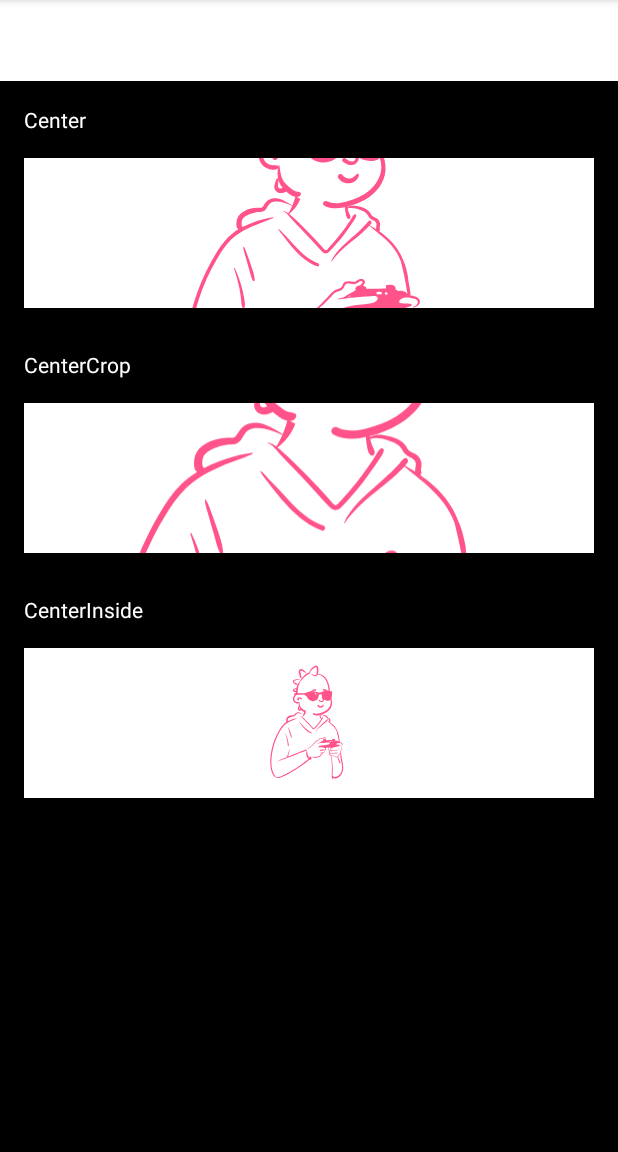
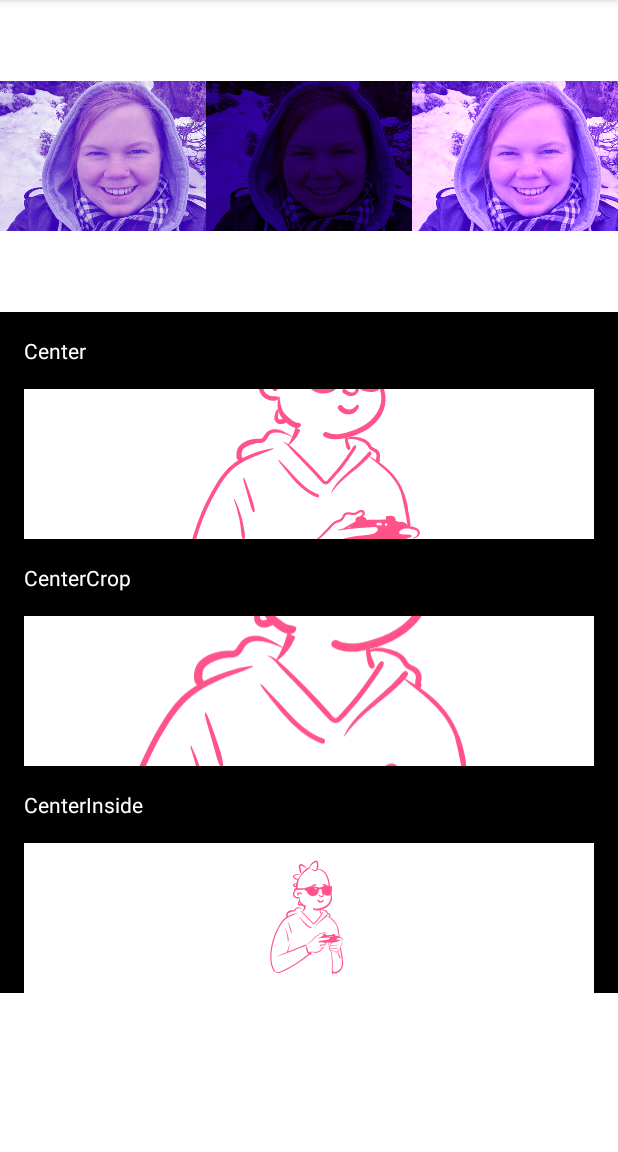
Before and after one commit to nimisaya/android-playground, an Android app: the screen it shows after launch (MainActivity), on a phone screen of 412 x 824 dp, the part 84-1236 px from its top. Run offline under Robolectric (Android 15) with nearby library versions, the phone set to English and light mode, and no system bars.

Commit message:
Add examples of ImageView TintMode

```diff
--- /dev/null
+++ b/ImagePlayground/app/src/main/java/com/nimisaya/imageplayground/LearnTintMode.kt
@@ -0,0 +1,16 @@
+package com.nimisaya.imageplayground
+
+import android.os.Bundle
+import androidx.fragment.app.Fragment
+import android.view.LayoutInflater
+import android.view.View
+import android.view.ViewGroup
+
+class LearnTintMode : Fragment() {
+    override fun onCreateView(
+        inflater: LayoutInflater, container: ViewGroup?,
+        savedInstanceState: Bundle?
+    ): View? {
+        return inflater.inflate(R.layout.fragment_learn_tint_mode, container, false)
+    }
+}
--- a/ImagePlayground/app/src/main/res/layout/activity_main.xml
+++ b/ImagePlayground/app/src/main/res/layout/activity_main.xml
@@ -11,12 +11,29 @@
         android:textColor="@color/white"
         android:textSize="16sp"
         android:padding="16dp"
+        android:text="@string/tint_mode_title"/>
+
+    <androidx.fragment.app.FragmentContainerView
+        android:name="com.nimisaya.imageplayground.LearnTintMode"
+        android:id="@+id/learntintmode"
+        android:layout_width="match_parent"
+        android:layout_height="wrap_content" />
+
+    <TextView
+        android:layout_width="match_parent"
+        android:layout_height="wrap_content"
+        android:textColor="@color/white"
+        android:textSize="16sp"
+        android:paddingStart="16dp"
+        android:paddingTop="32dp"
+        android:paddingEnd="16dp"
         android:text="@string/scale_type_title"/>
 
     <androidx.fragment.app.FragmentContainerView
-        android:id="@+id/fragment_container_view"
+        android:name="com.nimisaya.imageplayground.LearnScaleType"
+        android:id="@+id/learnscaletype"
         android:layout_width="match_parent"
-        android:layout_height="match_parent"
-        android:name="com.nimisaya.imageplayground.LearnScaleType" />
+        android:layout_height="wrap_content" />
+
 
 </LinearLayout>
--- a/ImagePlayground/app/src/main/res/layout/fragment_learn_scale_type.xml
+++ b/ImagePlayground/app/src/main/res/layout/fragment_learn_scale_type.xml
@@ -1,9 +1,10 @@
 <?xml version="1.0" encoding="utf-8"?>
-<LinearLayout xmlns:android="http://schemas.android.com/apk/res/android"
+<LinearLayout
+    xmlns:android="http://schemas.android.com/apk/res/android"
     xmlns:tools="http://schemas.android.com/tools"
+    xmlns:app="http://schemas.android.com/apk/res-auto"
     android:layout_width="match_parent"
     android:layout_height="match_parent"
-    xmlns:app="http://schemas.android.com/apk/res-auto"
     android:orientation="vertical"
     android:background="@color/black"
     tools:context=".LearnScaleType">
@@ -34,7 +35,6 @@
     <LinearLayout
         android:layout_width="match_parent"
         android:layout_height="wrap_content"
-        android:paddingTop="12dp"
         android:orientation="vertical">
 
         <TextView
@@ -58,7 +58,6 @@
     <LinearLayout
         android:layout_width="match_parent"
         android:layout_height="wrap_content"
-        android:paddingTop="12dp"
         android:orientation="vertical">
 
         <TextView
--- /dev/null
+++ b/ImagePlayground/app/src/main/res/layout/fragment_learn_tint_mode.xml
@@ -0,0 +1,42 @@
+<?xml version="1.0" encoding="utf-8"?>
+<LinearLayout xmlns:android="http://schemas.android.com/apk/res/android"
+    xmlns:tools="http://schemas.android.com/tools"
+    android:layout_width="match_parent"
+    android:layout_height="match_parent"
+    xmlns:app="http://schemas.android.com/apk/res-auto"
+    android:orientation="horizontal"
+    android:gravity="center_horizontal"
+    android:background="@color/black"
+    tools:context=".LearnTintMode">
+
+        <ImageView
+            android:layout_width="100dp"
+            android:layout_height="100dp"
+            android:layout_weight="1"
+            android:scaleType="centerCrop"
+            android:contentDescription="@string/desc_dino_guy"
+            android:tintMode="screen"
+            app:tint="@color/purple_700"
+            android:src="@drawable/me"/>
+
+        <ImageView
+            android:layout_width="100dp"
+            android:layout_height="100dp"
+            android:layout_weight="1"
+            android:scaleType="centerCrop"
+            android:contentDescription="@string/desc_dino_guy"
+            android:tintMode="multiply"
+            app:tint="@color/purple_700"
+            android:src="@drawable/me"/>
+
+        <ImageView
+            android:layout_width="100dp"
+            android:layout_height="100dp"
+            android:layout_weight="1"
+            android:scaleType="centerCrop"
+            android:contentDescription="@string/desc_dino_guy"
+            android:tintMode="add"
+            app:tint="@color/purple_700"
+            android:src="@drawable/me"/>
+
+</LinearLayout>
--- a/ImagePlayground/app/src/main/res/values/strings.xml
+++ b/ImagePlayground/app/src/main/res/values/strings.xml
@@ -7,4 +7,5 @@
     <string name="center_crop">CenterCrop</string>
     <string name="center_inside">CenterInside</string>
     <string name="scale_type_title">ScaleType</string>
+    <string name="tint_mode_title">Tint mode</string>
 </resources>
```
Also changed, not shown: ImagePlayground/app/src/main/res/drawable/me.png (added).
